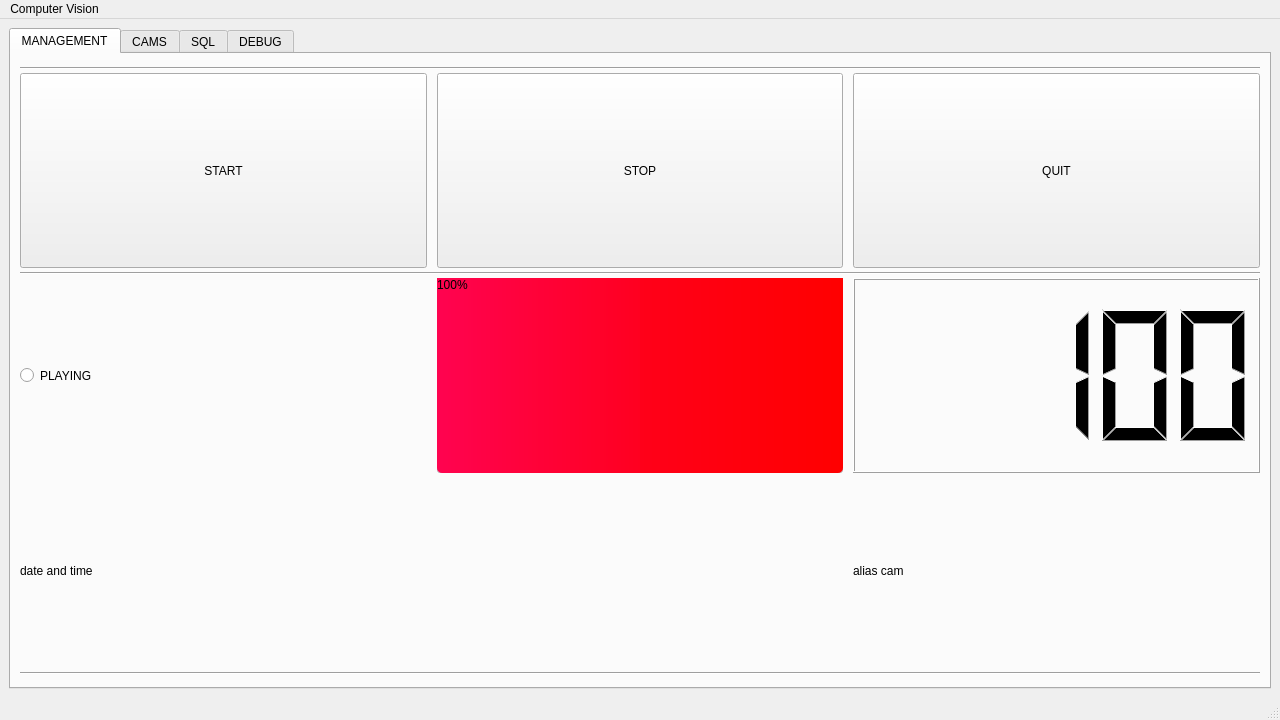
Qt form computer_vision_app/cpp_main.ui (bogdandrienko/cpp-app) before a commit.
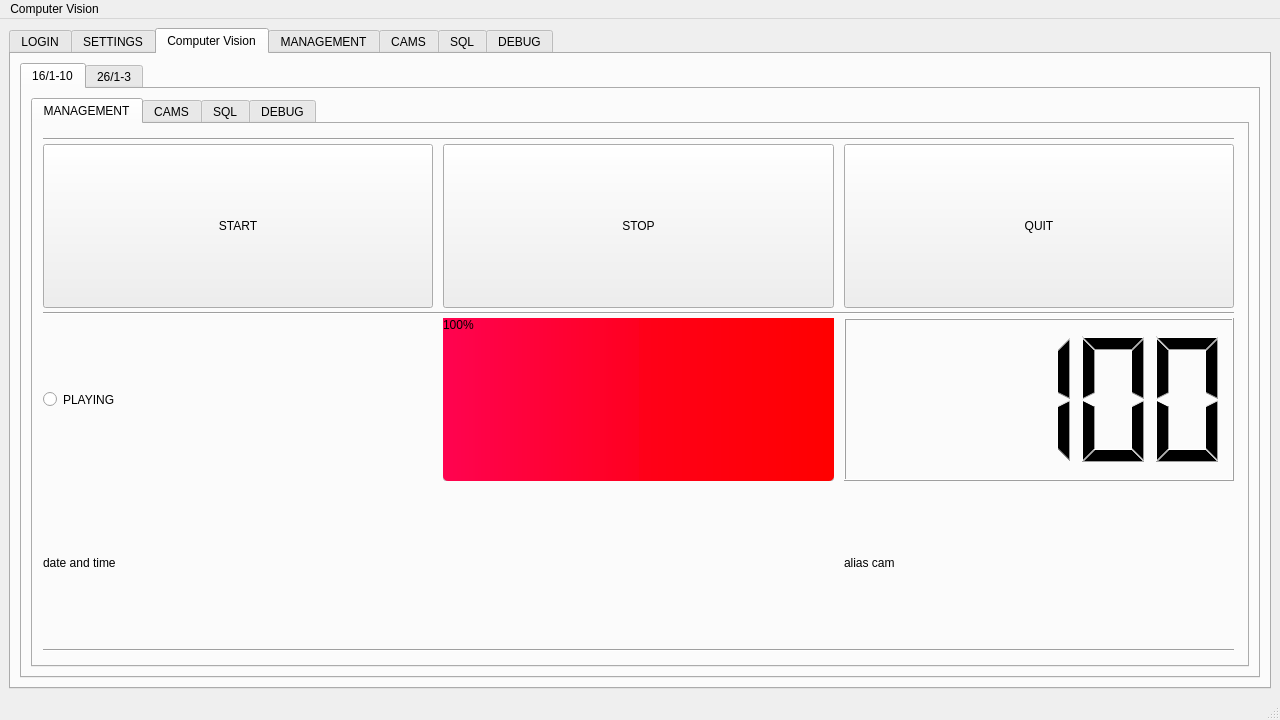
The same form after that commit. The open tabs and pages were chosen to show the change.

```diff
--- a/computer_vision_app/cpp_main.ui
+++ b/computer_vision_app/cpp_main.ui
@@ -50,7 +50,7 @@
      <height>2160</height>
     </size>
    </property>
-   <layout class="QVBoxLayout" name="verticalLayout_2">
+   <layout class="QVBoxLayout" name="verticalLayout_7">
     <item>
      <widget class="QTabWidget" name="tabWidget">
       <property name="sizePolicy">
@@ -89,30 +89,49 @@
       <property name="tabBarAutoHide">
        <bool>false</bool>
       </property>
-      <widget class="QWidget" name="tab_1">
-       <property name="sizePolicy">
-        <sizepolicy hsizetype="Expanding" vsizetype="Expanding">
-         <horstretch>0</horstretch>
-         <verstretch>0</verstretch>
-        </sizepolicy>
-       </property>
-       <property name="minimumSize">
-        <size>
-         <width>640</width>
-         <height>480</height>
-        </size>
-       </property>
-       <property name="maximumSize">
-        <size>
-         <width>3840</width>
-         <height>2160</height>
-        </size>
-       </property>
+      <widget class="QWidget" name="tab_12">
+       <attribute name="title">
+        <string>LOGIN</string>
+       </attribute>
+      </widget>
+      <widget class="QWidget" name="tab_11">
+       <attribute name="title">
+        <string>SETTINGS</string>
+       </attribute>
+      </widget>
+      <widget class="QWidget" name="tab">
+       <attribute name="title">
+        <string>Computer Vision</string>
+       </attribute>
+       <layout class="QHBoxLayout" name="horizontalLayout">
+        <item>
+         <widget class="QTabWidget" name="tabWidget_2">
+          <property name="currentIndex">
+           <number>0</number>
+          </property>
+          <widget class="QWidget" name="tab_5">
+           <attribute name="title">
+            <string>16/1-10</string>
+           </attribute>
+           <layout class="QVBoxLayout" name="verticalLayout_2">
+            <item>
+             <widget class="QTabWidget" name="tabWidget_3">
+              <property name="currentIndex">
+               <number>2</number>
+              </property>
+              <widget class="QWidget" name="tab_7">
        <attribute name="title">
         <string>MANAGEMENT</string>
        </attribute>
-       <layout class="QVBoxLayout" name="verticalLayout_3">
-        <item>
+               <widget class="QWidget" name="layoutWidget">
+                <property name="geometry">
+                 <rect>
+                  <x>10</x>
+                  <y>10</y>
+                  <width>1191</width>
+                  <height>521</height>
+                 </rect>
+                </property>
          <layout class="QHBoxLayout" name="horizontalLayout_1">
           <item>
            <layout class="QGridLayout" name="grid_1_1">
@@ -361,8 +380,60 @@
            </layout>
           </item>
          </layout>
-        </item>
-       </layout>
+               </widget>
+              </widget>
+              <widget class="QWidget" name="tab_8">
+               <attribute name="title">
+                <string>CAMS</string>
+               </attribute>
+               <layout class="QVBoxLayout" name="verticalLayout_6"/>
+              </widget>
+              <widget class="QWidget" name="tab_9">
+               <attribute name="title">
+                <string>SQL</string>
+               </attribute>
+              </widget>
+              <widget class="QWidget" name="tab_10">
+               <attribute name="title">
+                <string>DEBUG</string>
+               </attribute>
+              </widget>
+             </widget>
+            </item>
+           </layout>
+          </widget>
+          <widget class="QWidget" name="tab_6">
+           <attribute name="title">
+            <string>26/1-3</string>
+           </attribute>
+          </widget>
+         </widget>
+        </item>
+       </layout>
+      </widget>
+      <widget class="QWidget" name="tab_1">
+       <property name="sizePolicy">
+        <sizepolicy hsizetype="Expanding" vsizetype="Expanding">
+         <horstretch>0</horstretch>
+         <verstretch>0</verstretch>
+        </sizepolicy>
+       </property>
+       <property name="minimumSize">
+        <size>
+         <width>640</width>
+         <height>480</height>
+        </size>
+       </property>
+       <property name="maximumSize">
+        <size>
+         <width>3840</width>
+         <height>2160</height>
+        </size>
+       </property>
+       <attribute name="title">
+        <string>MANAGEMENT</string>
+       </attribute>
+       <layout class="QVBoxLayout" name="verticalLayout_3"/>
       </widget>
       <widget class="QWidget" name="tab_2">
        <property name="sizePolicy">
```
Left out of the diff: 8 changed lines with no effect on the pictures. Lines whose indentation alone changed are shown as unchanged.
